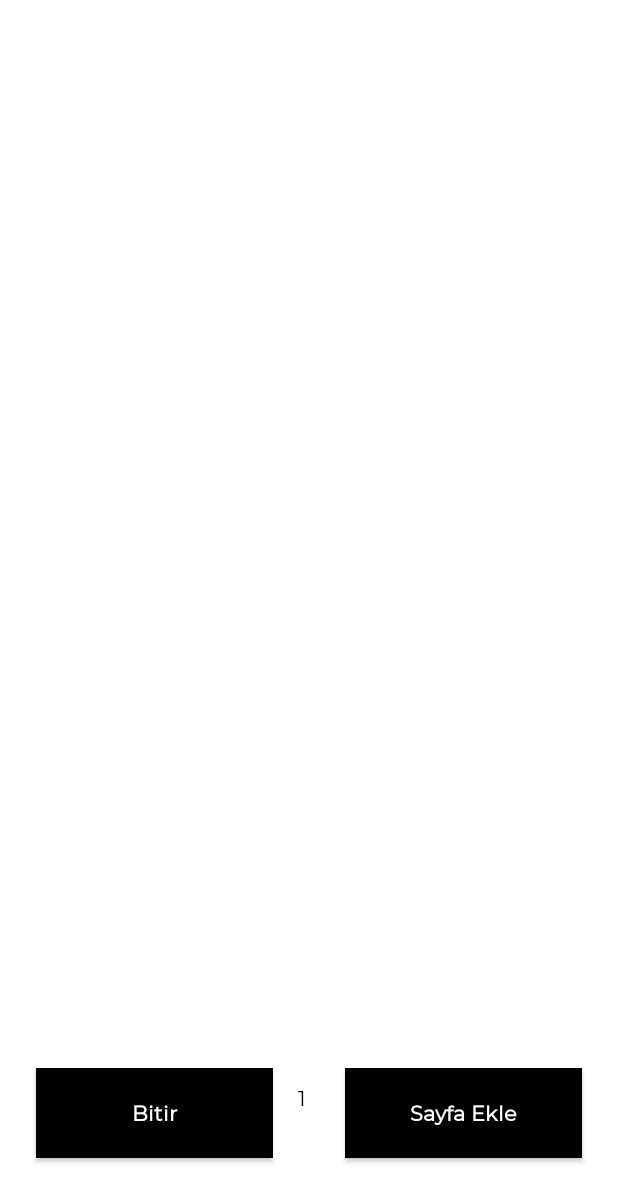
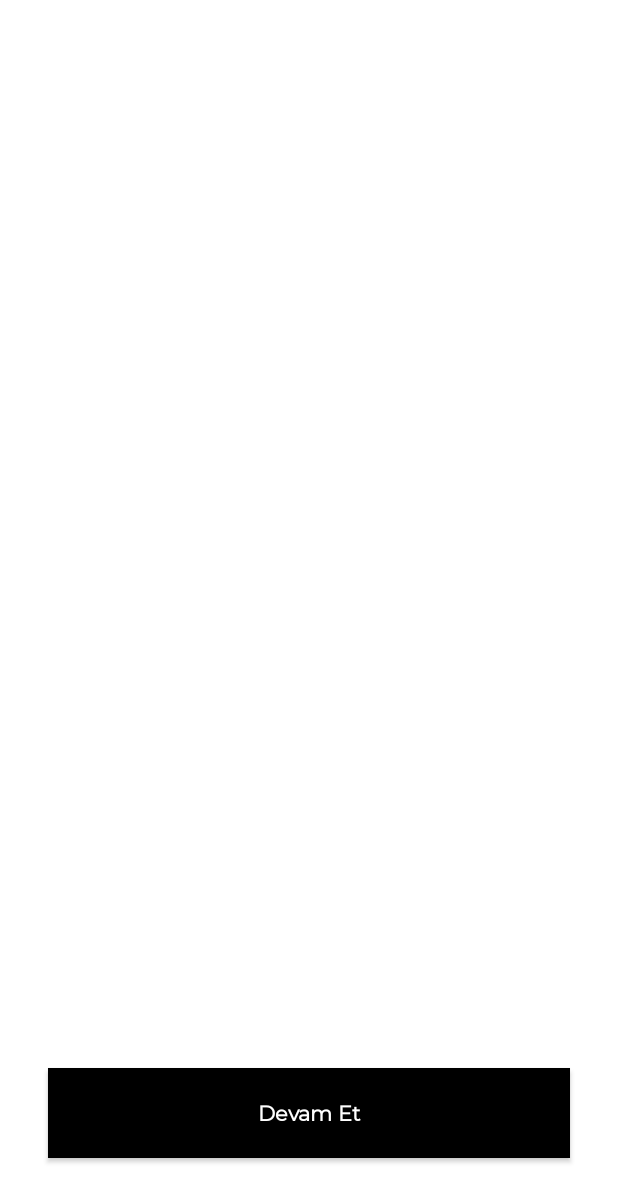
Before and after one commit to serdarozkan41/ContractAnalysis, an Android app: the fragment ResultFragment shown on its own in the app's theme, on a phone screen of 412 x 824 dp. Shown: the top 1202 px of the screen. Run offline under Robolectric (Android 15) with nearby library versions, the phone set to English and light mode, and no system bars; 6 statements that could not run were skipped.

Commit message:
Add Flow

```diff
--- a/app/build.gradle
+++ b/app/build.gradle
@@ -34,7 +34,7 @@ dependencies {
     annotationProcessor "android.arch.persistence.room:compiler:1.1.1"
     implementation 'android.arch.lifecycle:extensions:1.1.1'
     implementation 'android.arch.lifecycle:viewmodel:1.1.1'
-       implementation 'com.pixplicity.easyprefs:library:1.9.0'
+    implementation 'com.pixplicity.easyprefs:library:1.9.0'
     implementation 'com.github.santalu:maskara:1.0.0'
     implementation 'com.github.ybq:Android-SpinKit:1.4.0'
     implementation 'com.github.TutorialsAndroid:KAlertDialog:v4.0.19'
--- a/scanlibrary/build.gradle
+++ b/scanlibrary/build.gradle
@@ -32,4 +32,5 @@ dependencies {
     implementation 'com.android.support:support-v4:28.0.0'
     implementation 'com.android.support:design:28.0.0'
     implementation 'androidx.constraintlayout:constraintlayout:1.1.3'
+    implementation 'com.journeyapps:zxing-android-embedded:4.1.0'
 }
--- a/scanlibrary/src/main/res/layout/result_layout.xml
+++ b/scanlibrary/src/main/res/layout/result_layout.xml
@@ -14,19 +14,19 @@
         style="@style/Widget.AppCompat.Button"
         android:layout_width="0dp"
         android:layout_height="wrap_content"
-        android:layout_marginStart="24dp"
-        android:layout_marginEnd="24dp"
+        android:layout_marginStart="32dp"
+        android:layout_marginEnd="32dp"
         android:background="@drawable/capsule_bg"
+        android:fontFamily="@font/font_regular"
         android:orientation="horizontal"
         android:padding="@dimen/bottom_bar_padding"
-        android:fontFamily="@font/font_regular"
+        android:text="@string/continue_add"
+        android:textAllCaps="false"
+        android:textColor="@android:color/white"
         android:textFontWeight="600"
-        android:textAllCaps="false"
-        android:text="@string/continue_add"
-        android:textColor="@android:color/white"
         app:layout_constraintBottom_toBottomOf="parent"
         app:layout_constraintEnd_toEndOf="parent"
-        app:layout_constraintStart_toStartOf="@+id/guideline"
+        app:layout_constraintStart_toStartOf="parent"
         app:layout_constraintTop_toTopOf="@+id/guideline2"></Button>
 
     <Button
@@ -34,20 +34,22 @@
         style="@style/Widget.AppCompat.Button"
         android:layout_width="0dp"
         android:layout_height="wrap_content"
-        android:fontFamily="@font/font_regular"
-        android:textFontWeight="600"
-        android:textAllCaps="false"
         android:layout_marginStart="24dp"
         android:layout_marginEnd="24dp"
         android:background="@drawable/capsule_bg"
+        android:fontFamily="@font/font_regular"
         android:orientation="horizontal"
         android:padding="@dimen/bottom_bar_padding"
         android:text="@string/finish"
+        android:textAllCaps="false"
         android:textColor="@android:color/white"
+        android:textFontWeight="600"
+        android:visibility="gone"
         app:layout_constraintBottom_toBottomOf="parent"
         app:layout_constraintEnd_toStartOf="@+id/guideline"
         app:layout_constraintStart_toStartOf="parent"
-        app:layout_constraintTop_toTopOf="@+id/guideline2"></Button>
+        app:layout_constraintTop_toTopOf="@+id/guideline2"
+        tools:visibility="gone"></Button>
 
     <TextView
         android:id="@+id/pageNumber"
@@ -56,10 +58,12 @@
         android:paddingRight="10dp"
         android:paddingBottom="20dp"
         android:text="1"
+        android:visibility="gone"
         app:layout_constraintBottom_toBottomOf="@+id/addBtn"
         app:layout_constraintEnd_toStartOf="@+id/addBtn"
         app:layout_constraintStart_toEndOf="@+id/doneButton"
-        app:layout_constraintTop_toTopOf="@+id/addBtn" />
+        app:layout_constraintTop_toTopOf="@+id/addBtn"
+        tools:visibility="gone" />
 
     <androidx.constraintlayout.widget.Guideline
         android:id="@+id/guideline"
--- a/scanlibrary/src/main/res/values/strings.xml
+++ b/scanlibrary/src/main/res/values/strings.xml
@@ -16,5 +16,5 @@
     <string name="base_staging_path">ContractAnalysis/stage/</string>
     <string name="base_scantmp_path">ContractAnalysis/scantmp/</string>
     <string name="finish">Bitir</string>
-    <string name="continue_add">Sayfa Ekle</string>
+    <string name="continue_add">Devam Et</string>
 </resources>
```
Also changed, not shown: app/src/main/java/com/teesteknoloji/contractanalysis/MainActivity.java (+93 -51 lines), app/src/main/java/com/teesteknoloji/contractanalysis/MultiPageActivity.java (+22 -23 lines), 3 other files.
